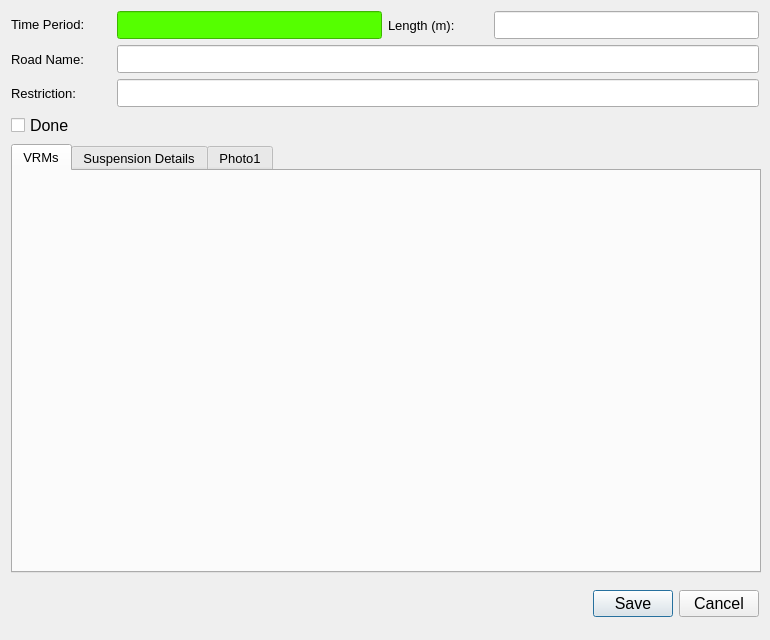
The window that ui/VRM_Demand_dialog_base.ui (tlh22/demandForm) describes before a commit, drawn with Qt 5.
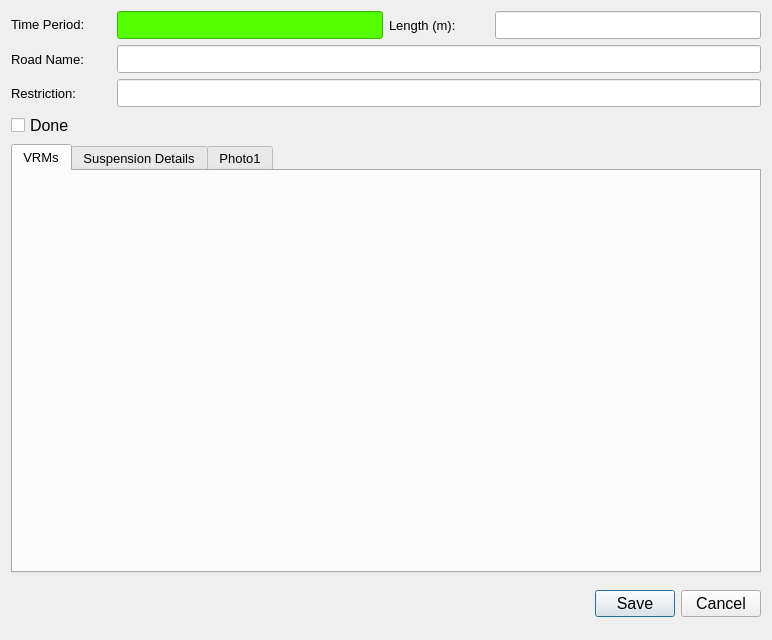
The same window after the commit. Icons and pictures are not drawn.

```diff
--- a/ui/VRM_Demand_dialog_base.ui
+++ b/ui/VRM_Demand_dialog_base.ui
@@ -12,14 +12,14 @@
   </property>
   <property name="minimumSize">
    <size>
-    <width>770</width>
-    <height>640</height>
+    <width>0</width>
+    <height>0</height>
    </size>
   </property>
   <property name="maximumSize">
    <size>
-    <width>1024</width>
-    <height>1024</height>
+    <width>770</width>
+    <height>640</height>
    </size>
   </property>
   <property name="font">
```
